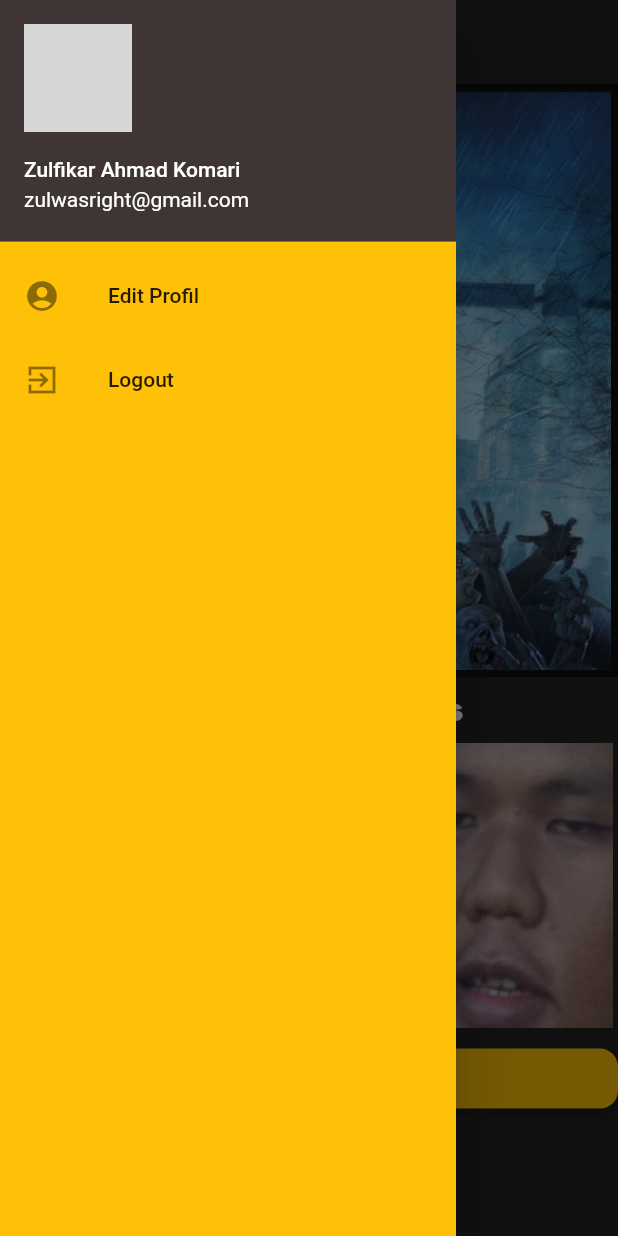
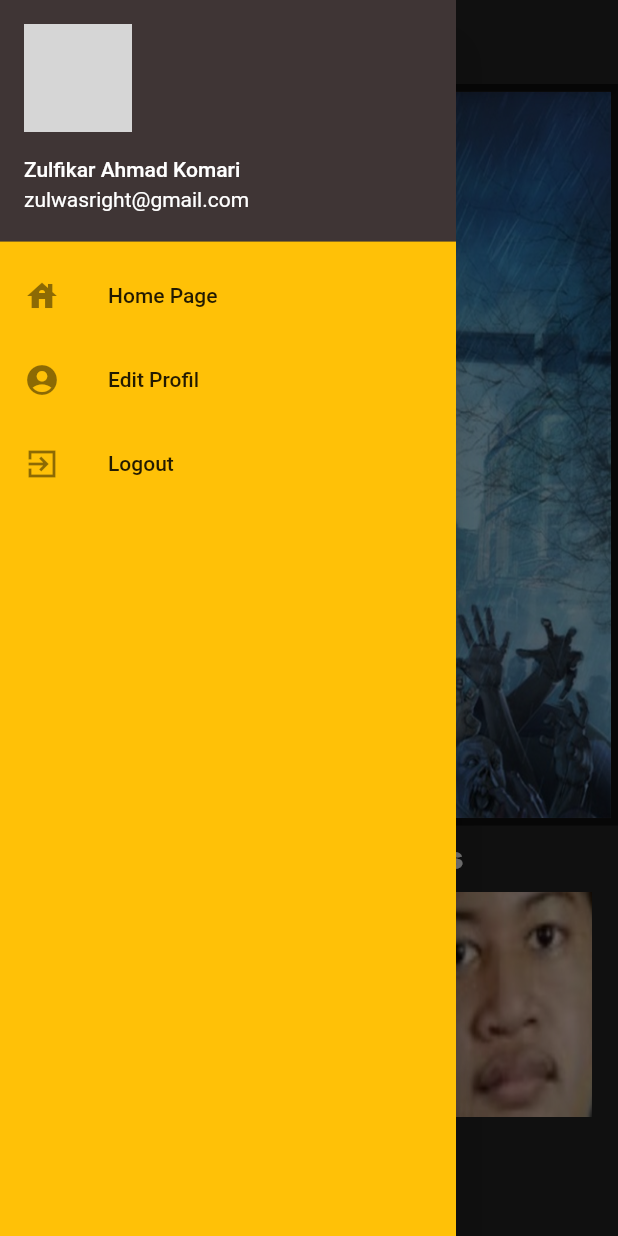
Before and after one commit to zuLmeister/gamedev, a Flutter app: the HomePage screen opened by its route, with the side drawer open, on a phone screen of 412 x 824 dp. Run offline on Flutter 3.47's test engine with Material 2 defaults, Android fonts, the phone set to English and light mode, and no system bars; drawn by our look-alikes of carousel_slider; network calls fail; Roboto replaces fonts that are missing (Inter); grey boxes are pictures that could not be loaded.

Commit message:
Pengembangan tampilan Detail Game

```diff
--- a/lib/components/NavBar.dart
+++ b/lib/components/NavBar.dart
@@ -1,7 +1,7 @@
 import 'package:flutter/material.dart';
 
-class NavBar extends StatelessWidget {
-  const NavBar({Key? key}) : super(key: key);
+class Navbar extends StatelessWidget {
+  const Navbar ({Key? key}) : super(key: key);
 
   @override
   Widget build(BuildContext context) {
@@ -27,6 +27,13 @@ class NavBar extends StatelessWidget {
             ),
           ),
           ListTile(
+            leading: const Icon(Icons.house_sharp),
+            title: const Text('Home Page'),
+            onTap: () {
+              Navigator.pushNamed(context, '/homepage');
+            },
+          ),
+          ListTile(
             leading: const Icon(Icons.account_circle),
             title: const Text('Edit Profil'),
             onTap: () {
@@ -39,7 +46,7 @@ class NavBar extends StatelessWidget {
             onTap: () {
               Navigator.pushNamed(context, '/loginpage');
             },
-          )
+          ),
         ],
       ),
     );
--- a/lib/pages/home_page.dart
+++ b/lib/pages/home_page.dart
@@ -1,5 +1,5 @@
 import 'package:flutter/material.dart';
-import '../components/NavBar.dart';
+import '../components/Navbar.dart';
 import 'package:carousel_slider/carousel_slider.dart';
 
 class HomePage extends StatefulWidget {
@@ -18,10 +18,12 @@ class _HomePageState extends State<HomePage> {
   Widget build(BuildContext context) {
     final mediaQueryHeight = MediaQuery.of(context).size.height;
     final mediaQueryWidth = MediaQuery.of(context).size.width;
-    final bool landScape = MediaQuery.of(context).orientation == Orientation.landscape;
+    final bool landScape =
+        MediaQuery.of(context).orientation == Orientation.landscape;
     final bodyHeight = mediaQueryHeight - MediaQuery.of(context).padding.top;
+
     return Scaffold(
-      drawer: const NavBar(),
+      drawer: const Navbar(),
       backgroundColor: const Color.fromARGB(255, 35, 34, 34),
       appBar: AppBar(
         title: Image.asset('assets/icons/logo.png', height: 115),
@@ -33,7 +35,7 @@ class _HomePageState extends State<HomePage> {
           children: <Widget>[
             CarouselSlider(
               options: CarouselOptions(
-                height: mediaQueryHeight * 0.48,
+                height: mediaQueryHeight * 0.6,
                 autoPlay: true,
                 viewportFraction: 1,
                 autoPlayInterval: const Duration(seconds: 4),
@@ -46,7 +48,12 @@ class _HomePageState extends State<HomePage> {
                         color: const Color.fromARGB(255, 35, 34, 34),
                         border: Border.all(color: Colors.black54, width: 5.0)),
                     child: Center(
-                      child: Image.asset(i, fit: BoxFit.fill, width: mediaQueryWidth, height: mediaQueryHeight,),
+                      child: Image.asset(
+                        i,
+                        fit: BoxFit.fill,
+                        width: mediaQueryWidth,
+                        height: mediaQueryHeight,
+                      ),
                     ),
                   );
                 });
@@ -67,22 +74,23 @@ class _HomePageState extends State<HomePage> {
             Wrap(
               alignment: WrapAlignment.spaceAround,
               children: [
-                Image.asset(
-                  'assets/images/galih.jpeg',
-                  width: 130,
-                  height: mediaQueryHeight * 0.23,
-                  fit: BoxFit.fill,
+                GestureDetector(
+                    onTap: () {
+                      Navigator.pushNamed(context, '/detail-page');
+                    },
+                    child: Image.asset('assets/images/zulkipar.jpeg',
+                        fit: BoxFit.fill)
                 ),
                 Image.asset(
                   'assets/images/zulkipar.jpeg',
-                  width: 130,
-                  height: mediaQueryHeight * 0.23,
+                  width: 115,
+                  height: 150,
                   fit: BoxFit.fill,
                 ),
                 Image.asset(
                   'assets/images/paldy.jpeg',
-                  width: 130,
-                  height: mediaQueryHeight * 0.23,
+                  width: 115,
+                  height: 150,
                   fit: BoxFit.fill,
                 ),
               ],
```
Also changed, not shown: lib/login/login_page.dart (+5 -6 lines), lib/main.dart (+8 -1 lines), lib/pages/detail_page.dart (added, +82 -0 lines), lib/pages/explore_page.dart (+24 -5 lines), assets/images/slider2.png (added), 1 other file.
